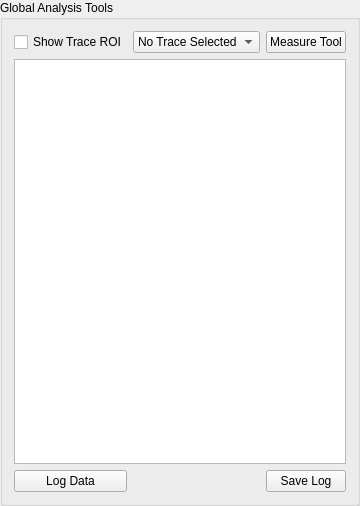
Before: the Qt Designer form main.ui in kyleellefsen/GlobalAnalysisPlugin, drawn with Qt 5.
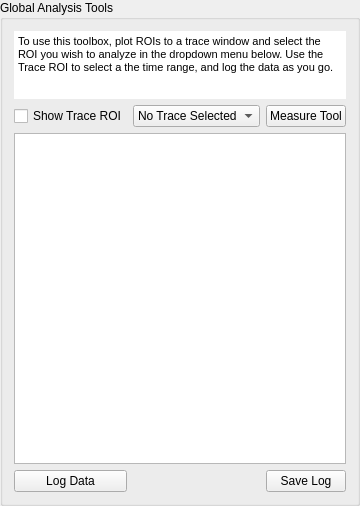
After: the same form once the commit is applied. Custom widgets are drawn as their Qt base class.

Diff of the .ui file:
```diff
--- a/main.ui
+++ b/main.ui
@@ -22,7 +22,7 @@
   <property name="title">
    <string>Global Analysis Tools</string>
   </property>
-  <layout class="QGridLayout" name="gridLayout">
+  <layout class="QGridLayout" name="gridLayout" rowstretch="1,0,5,0">
    <item row="2" column="0" colspan="3">
     <widget class="TableWidget" name="tableWidget"/>
    </item>
@@ -63,6 +63,32 @@
      </property>
     </widget>
    </item>
+   <item row="0" column="0" colspan="3">
+    <widget class="QTextEdit" name="textEdit">
+     <property name="enabled">
+      <bool>true</bool>
+     </property>
+     <property name="frameShape">
+      <enum>QFrame::NoFrame</enum>
+     </property>
+     <property name="frameShadow">
+      <enum>QFrame::Plain</enum>
+     </property>
+     <property name="lineWidth">
+      <number>0</number>
+     </property>
+     <property name="readOnly">
+      <bool>true</bool>
+     </property>
+     <property name="html">
+      <string>&lt;!DOCTYPE HTML PUBLIC &quot;-//W3C//DTD HTML 4.0//EN&quot; &quot;http://www.w3.org/TR/REC-html40/strict.dtd&quot;&gt;
+&lt;html&gt;&lt;head&gt;&lt;meta name=&quot;qrichtext&quot; content=&quot;1&quot; /&gt;&lt;style type=&quot;text/css&quot;&gt;
+p, li { white-space: pre-wrap; }
+&lt;/style&gt;&lt;/head&gt;&lt;body style=&quot; font-family:'MS Shell Dlg 2'; font-size:8pt; font-weight:400; font-style:normal;&quot;&gt;
+&lt;p style=&quot; margin-top:0px; margin-bottom:0px; margin-left:0px; margin-right:0px; -qt-block-indent:0; text-indent:0px;&quot;&gt;To use this toolbox, plot ROIs to a trace window and select the ROI you wish to analyze in the dropdown menu below. Use the Trace ROI to select a the time range, and log the data as you go.&lt;/p&gt;&lt;/body&gt;&lt;/html&gt;</string>
+     </property>
+    </widget>
+   </item>
   </layout>
  </widget>
  <customwidgets>
```
